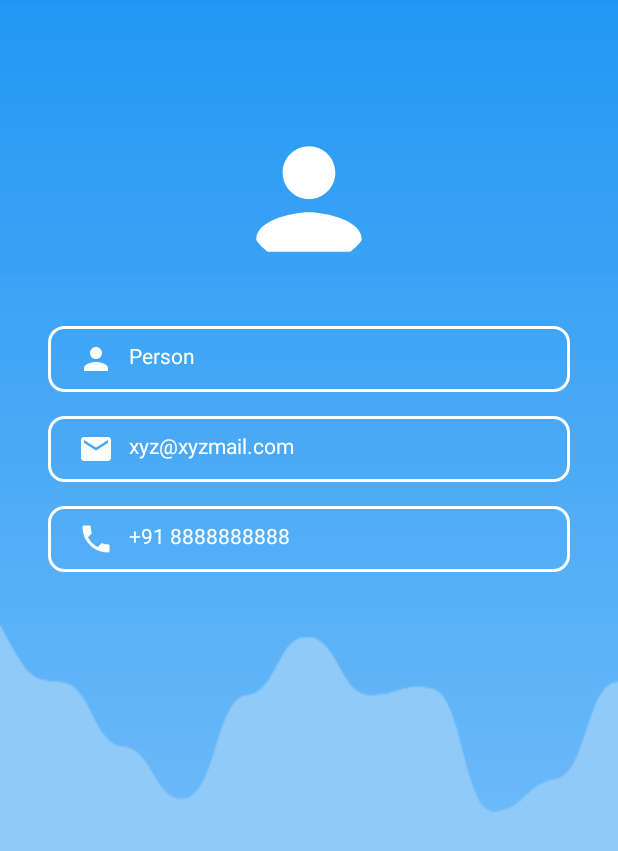
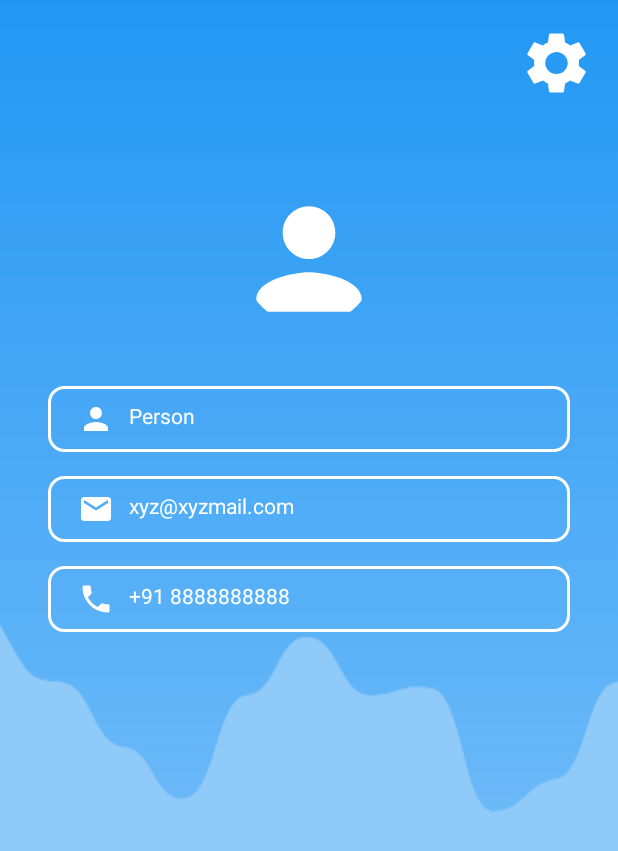
Before and after one commit to Sakshat682/SnapMailer, an Android app: the MyProfileActivity screen opened directly, with no data from a screen before it, on a phone screen of 412 x 824 dp. Shown: the top 851 px of the screen. Run offline under Robolectric (Android 15) with nearby library versions, the phone set to English and light mode, and no system bars; our stand-ins replace CircleImageView.

Commit message:
Add Settings Layout

```diff
--- a/app/build.gradle
+++ b/app/build.gradle
@@ -39,6 +39,7 @@ dependencies {
     implementation 'androidx.lifecycle:lifecycle-livedata-ktx:2.3.1'
     implementation 'androidx.lifecycle:lifecycle-viewmodel-ktx:2.3.1'
     implementation 'androidx.legacy:legacy-support-v4:1.0.0'
+    implementation 'androidx.preference:preference:1.1.1'
     testImplementation 'junit:junit:4.+'
     androidTestImplementation 'androidx.test.ext:junit:1.1.2'
     androidTestImplementation 'androidx.test.espresso:espresso-core:3.3.0'
--- a/app/src/main/AndroidManifest.xml
+++ b/app/src/main/AndroidManifest.xml
@@ -9,7 +9,10 @@
         android:roundIcon="@mipmap/ic_launcher_round"
         android:supportsRtl="true"
         android:theme="@style/Theme.SnapMailer">
-        <activity android:name=".MyProfileActivity"></activity>
+        <activity
+            android:name=".SettingsActivity"
+            android:label="@string/title_activity_settings"></activity>
+        <activity android:name=".MyProfileActivity" />
         <activity
             android:name=".FeatureActivity"
             android:label="@string/title_activity_feature"
--- a/app/src/main/java/com/asher/snapmailer/MyProfileActivity.java
+++ b/app/src/main/java/com/asher/snapmailer/MyProfileActivity.java
@@ -2,7 +2,10 @@ package com.asher.snapmailer;
 
 import androidx.appcompat.app.AppCompatActivity;
 
+import android.content.Intent;
 import android.os.Bundle;
+import android.view.View;
+import android.widget.Button;
 
 public class MyProfileActivity extends AppCompatActivity {
 
@@ -10,5 +13,17 @@ public class MyProfileActivity extends AppCompatActivity {
     protected void onCreate(Bundle savedInstanceState) {
         super.onCreate(savedInstanceState);
         setContentView(R.layout.activity_my_profile);
+
+
+
+        Button segbtn= findViewById(R.id.settingsBtn);
+        segbtn.setOnClickListener(new View.OnClickListener() {
+            @Override
+            public void onClick(View v) {
+                startActivity(new Intent(MyProfileActivity.this, SettingsActivity.class)
+                        .setFlags(Intent.FLAG_ACTIVITY_CLEAR_TOP));
+            }
+        });
     }
+
 }
--- /dev/null
+++ b/app/src/main/res/drawable/ic_baseline_settings_24.xml
@@ -0,0 +1,5 @@
+<vector android:height="24dp" android:tint="#FFFFFF"
+    android:viewportHeight="24" android:viewportWidth="24"
+    android:width="24dp" xmlns:android="http://schemas.android.com/apk/res/android">
+    <path android:fillColor="@android:color/white" android:pathData="M19.14,12.94c0.04,-0.3 0.06,-0.61 0.06,-0.94c0,-0.32 -0.02,-0.64 -0.07,-0.94l2.03,-1.58c0.18,-0.14 0.23,-0.41 0.12,-0.61l-1.92,-3.32c-0.12,-0.22 -0.37,-0.29 -0.59,-0.22l-2.39,0.96c-0.5,-0.38 -1.03,-0.7 -1.62,-0.94L14.4,2.81c-0.04,-0.24 -0.24,-0.41 -0.48,-0.41h-3.84c-0.24,0 -0.43,0.17 -0.47,0.41L9.25,5.35C8.66,5.59 8.12,5.92 7.63,6.29L5.24,5.33c-0.22,-0.08 -0.47,0 -0.59,0.22L2.74,8.87C2.62,9.08 2.66,9.34 2.86,9.48l2.03,1.58C4.84,11.36 4.8,11.69 4.8,12s0.02,0.64 0.07,0.94l-2.03,1.58c-0.18,0.14 -0.23,0.41 -0.12,0.61l1.92,3.32c0.12,0.22 0.37,0.29 0.59,0.22l2.39,-0.96c0.5,0.38 1.03,0.7 1.62,0.94l0.36,2.54c0.05,0.24 0.24,0.41 0.48,0.41h3.84c0.24,0 0.44,-0.17 0.47,-0.41l0.36,-2.54c0.59,-0.24 1.13,-0.56 1.62,-0.94l2.39,0.96c0.22,0.08 0.47,0 0.59,-0.22l1.92,-3.32c0.12,-0.22 0.07,-0.47 -0.12,-0.61L19.14,12.94zM12,15.6c-1.98,0 -3.6,-1.62 -3.6,-3.6s1.62,-3.6 3.6,-3.6s3.6,1.62 3.6,3.6S13.98,15.6 12,15.6z"/>
+</vector>
--- /dev/null
+++ b/app/src/main/res/drawable/ic_baseline_settings_24_2.xml
@@ -0,0 +1,5 @@
+<vector android:height="24dp" android:tint="#A8A8A8"
+    android:viewportHeight="24" android:viewportWidth="24"
+    android:width="24dp" xmlns:android="http://schemas.android.com/apk/res/android">
+    <path android:fillColor="@android:color/white" android:pathData="M19.14,12.94c0.04,-0.3 0.06,-0.61 0.06,-0.94c0,-0.32 -0.02,-0.64 -0.07,-0.94l2.03,-1.58c0.18,-0.14 0.23,-0.41 0.12,-0.61l-1.92,-3.32c-0.12,-0.22 -0.37,-0.29 -0.59,-0.22l-2.39,0.96c-0.5,-0.38 -1.03,-0.7 -1.62,-0.94L14.4,2.81c-0.04,-0.24 -0.24,-0.41 -0.48,-0.41h-3.84c-0.24,0 -0.43,0.17 -0.47,0.41L9.25,5.35C8.66,5.59 8.12,5.92 7.63,6.29L5.24,5.33c-0.22,-0.08 -0.47,0 -0.59,0.22L2.74,8.87C2.62,9.08 2.66,9.34 2.86,9.48l2.03,1.58C4.84,11.36 4.8,11.69 4.8,12s0.02,0.64 0.07,0.94l-2.03,1.58c-0.18,0.14 -0.23,0.41 -0.12,0.61l1.92,3.32c0.12,0.22 0.37,0.29 0.59,0.22l2.39,-0.96c0.5,0.38 1.03,0.7 1.62,0.94l0.36,2.54c0.05,0.24 0.24,0.41 0.48,0.41h3.84c0.24,0 0.44,-0.17 0.47,-0.41l0.36,-2.54c0.59,-0.24 1.13,-0.56 1.62,-0.94l2.39,0.96c0.22,0.08 0.47,0 0.59,-0.22l1.92,-3.32c0.12,-0.22 0.07,-0.47 -0.12,-0.61L19.14,12.94zM12,15.6c-1.98,0 -3.6,-1.62 -3.6,-3.6s1.62,-3.6 3.6,-3.6s3.6,1.62 3.6,3.6S13.98,15.6 12,15.6z"/>
+</vector>
--- /dev/null
+++ b/app/src/main/res/drawable/settings_selector.xml
@@ -0,0 +1,7 @@
+<?xml version="1.0" encoding="utf-8"?>
+<selector xmlns:android="http://schemas.android.com/apk/res/android">
+
+    <item android:state_pressed="true" android:drawable="@drawable/ic_baseline_settings_24_2"/>
+    <item android:state_pressed="false" android:drawable="@drawable/ic_baseline_settings_24"/>
+
+</selector>
--- a/app/src/main/res/drawable/text_color.xml
+++ b/app/src/main/res/drawable/text_color.xml
@@ -2,8 +2,8 @@
 <selector xmlns:android="http://schemas.android.com/apk/res/android">
 
     <item android:state_pressed="true"
-        android:color="@color/colorRed"/> <!-- pressed -->
+        android:color="@color/lightRed"/> <!-- pressed -->
     <item android:state_focused="true"
-        android:color="@color/colorRed"/> <!-- focused -->
-    <item android:color="@color/red"/>  <!--default -->
+        android:color="@color/lightRed"/> <!-- focused -->
+    <item android:color="@color/colorRed"/>  <!--default -->
 </selector>
--- a/app/src/main/res/layout/activity_my_profile.xml
+++ b/app/src/main/res/layout/activity_my_profile.xml
@@ -11,7 +11,7 @@
         android:id="@+id/profile"
         android:layout_width="105dp"
         android:layout_height="89dp"
-        android:layout_marginTop="88dp"
+        android:layout_marginTop="128dp"
         android:src="@drawable/ic_person"
         app:layout_constraintEnd_toEndOf="parent"
         app:layout_constraintStart_toStartOf="parent"
@@ -85,5 +85,16 @@
         app:layout_constraintStart_toStartOf="parent"
         app:layout_constraintTop_toBottomOf="@+id/profileEmail" />
 
+    <Button
+        android:id="@+id/settingsBtn"
+        android:layout_width="50dp"
+        android:layout_height="49dp"
+        android:layout_marginEnd="16dp"
+        android:background="@drawable/settings_selector"
+        app:layout_constraintBottom_toTopOf="@+id/profile"
+        app:layout_constraintEnd_toEndOf="parent"
+        app:layout_constraintTop_toTopOf="parent"
+        app:layout_constraintVertical_bias="0.219" />
+
 
 </androidx.constraintlayout.widget.ConstraintLayout>
```
Also changed, not shown: app/src/main/java/com/asher/snapmailer/SettingsActivity.java (added, +33 -0 lines), app/src/main/res/layout/settings_activity.xml (added, +9 -0 lines), app/src/main/res/values/arrays.xml (added, +12 -0 lines), app/src/main/res/values/strings.xml (+16 -0 lines), app/src/main/res/xml/root_preferences.xml (added, +35 -0 lines).
